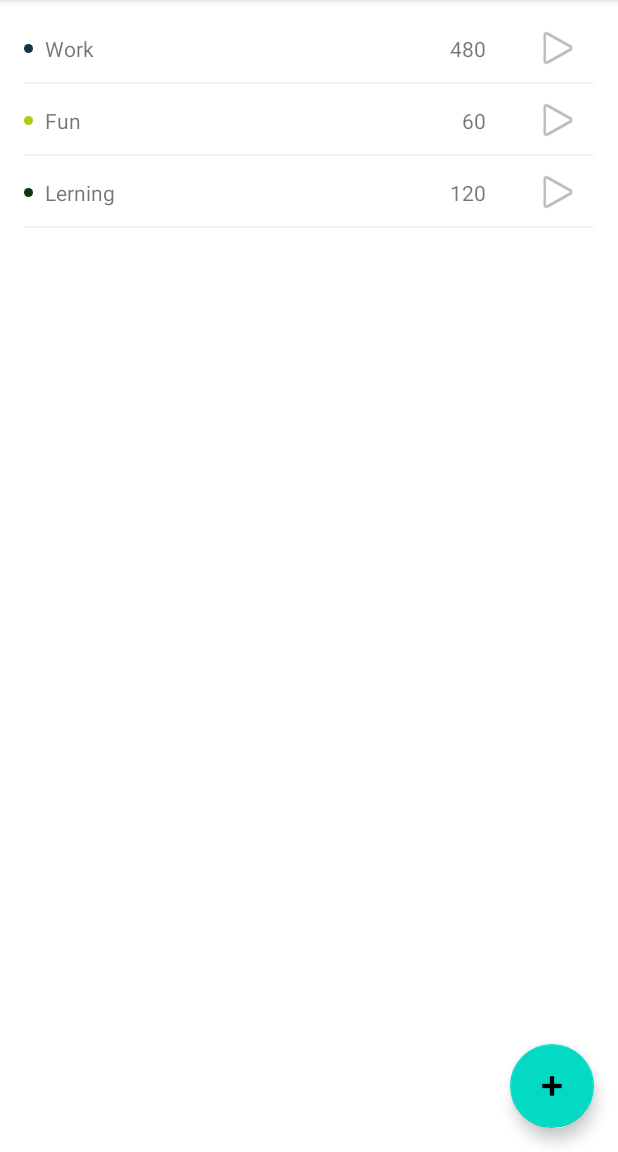
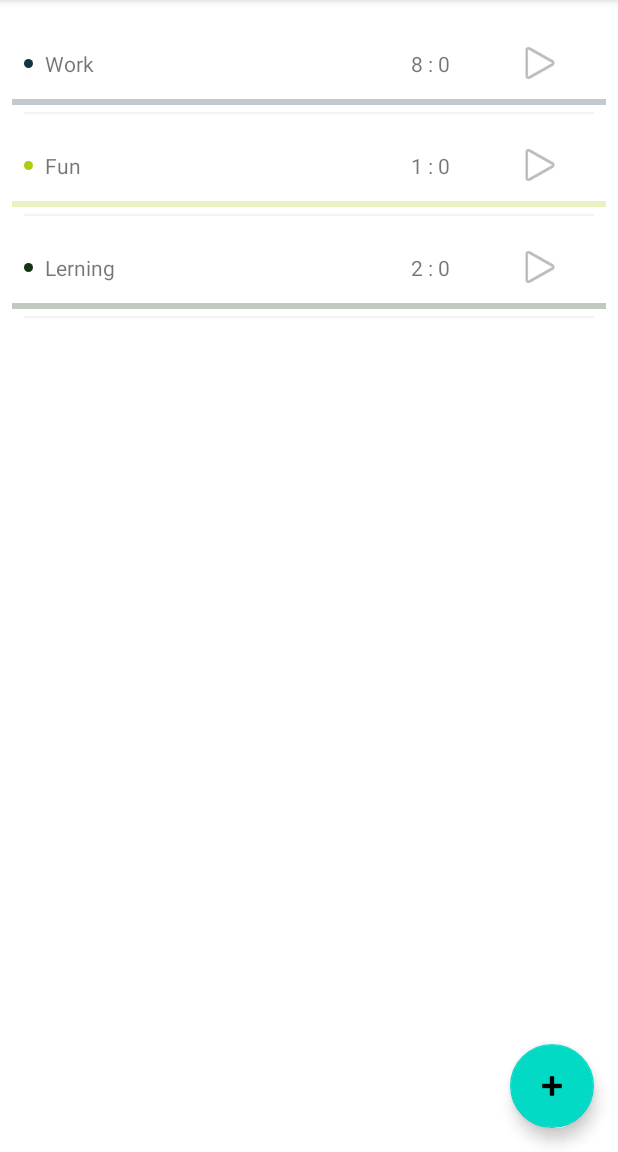
Before and after one commit to lordicase/TimeManager, an Android app: the screen it shows after launch (MainActivity), after a tap on "Work", on a phone screen of 412 x 824 dp, the part 84-1236 px from its top. Run offline under Robolectric (Android 15) with nearby library versions, the phone set to English and light mode, and no system bars; our stand-ins replace Room's generated code.

Commit message:
added ProgresBar in item_project and logic in ProjectAdapter

```diff
--- a/app/src/main/java/com/example/timemanager/ProjectAdapter.java
+++ b/app/src/main/java/com/example/timemanager/ProjectAdapter.java
@@ -1,11 +1,14 @@
 package com.example.timemanager;
 
 import android.graphics.Color;
+import android.graphics.PorterDuff;
 import android.graphics.drawable.GradientDrawable;
 import android.view.LayoutInflater;
 import android.view.View;
 import android.view.ViewGroup;
+import android.widget.ImageButton;
 import android.widget.ImageView;
+import android.widget.ProgressBar;
 import android.widget.TextView;
 
 import androidx.annotation.NonNull;
@@ -46,8 +49,11 @@ public class ProjectAdapter extends ListAdapter<Project, ProjectAdapter.ViewHold
     @Override
     public void onBindViewHolder(@NonNull ViewHolder holder, int position) {
         Project currentproject = getItem(position);
-        holder.project_tv.setText(currentproject.getTitle());
-        holder.time_tv.setText(String.valueOf(currentproject.getTime()));
+
+        holder.projectTextView.setText(currentproject.getTitle());
+
+        holder.timeTextView.setText(String.valueOf(currentproject.getTime()/60)+" : "+(currentproject.getTime()%60));
+        holder.progressBar.getProgressDrawable().setColorFilter(Color.parseColor(currentproject.getColor()), PorterDuff.Mode.SRC_IN);
 
         GradientDrawable drawable = (GradientDrawable)holder.imageView.getBackground();
         drawable.setColor(Color.parseColor(currentproject.getColor()));
@@ -57,13 +63,19 @@ public class ProjectAdapter extends ListAdapter<Project, ProjectAdapter.ViewHold
 
 
     public class ViewHolder extends RecyclerView.ViewHolder {
-        TextView project_tv, time_tv;
+        TextView projectTextView, timeTextView;
         ImageView imageView;
+        ProgressBar progressBar;
+        ImageButton imageButton;
         public ViewHolder(@NonNull View itemView) {
             super(itemView);
-            project_tv = itemView.findViewById(R.id.textView1);
-            time_tv = itemView.findViewById(R.id.textView2);
+            projectTextView = itemView.findViewById(R.id.textView1);
+            timeTextView = itemView.findViewById(R.id.textView2);
             imageView = itemView.findViewById(R.id.imageView);
+            progressBar = itemView.findViewById(R.id.progressBar);
+            imageButton = itemView.findViewById(R.id.imageButton);
+
+
 
             itemView.setOnClickListener(new View.OnClickListener() {
                 @Override
--- a/app/src/main/res/layout/item_project.xml
+++ b/app/src/main/res/layout/item_project.xml
@@ -44,7 +44,8 @@
         android:layout_marginTop="8dp"
         android:layout_marginEnd="16dp"
         android:layout_marginBottom="8dp"
-android:background="@color/white"
+        android:backgroundTint="#00FFFFFF"
+
         android:baselineAlignBottom="false"
         app:layout_constraintBottom_toBottomOf="parent"
         app:layout_constraintEnd_toEndOf="parent"
@@ -62,4 +63,14 @@ android:background="@color/white"
         app:layout_constraintStart_toStartOf="parent"
         app:srcCompat="@drawable/line" />
 
+    <ProgressBar
+        android:id="@+id/progressBar"
+        style="?android:attr/progressBarStyleHorizontal"
+        android:layout_width="match_parent"
+        android:layout_height="wrap_content"
+        android:backgroundTint="#CA0606"
+        app:layout_constraintBottom_toBottomOf="parent"
+        app:layout_constraintEnd_toEndOf="parent"
+        app:layout_constraintStart_toStartOf="parent" />
+
 </androidx.constraintlayout.widget.ConstraintLayout>
```
